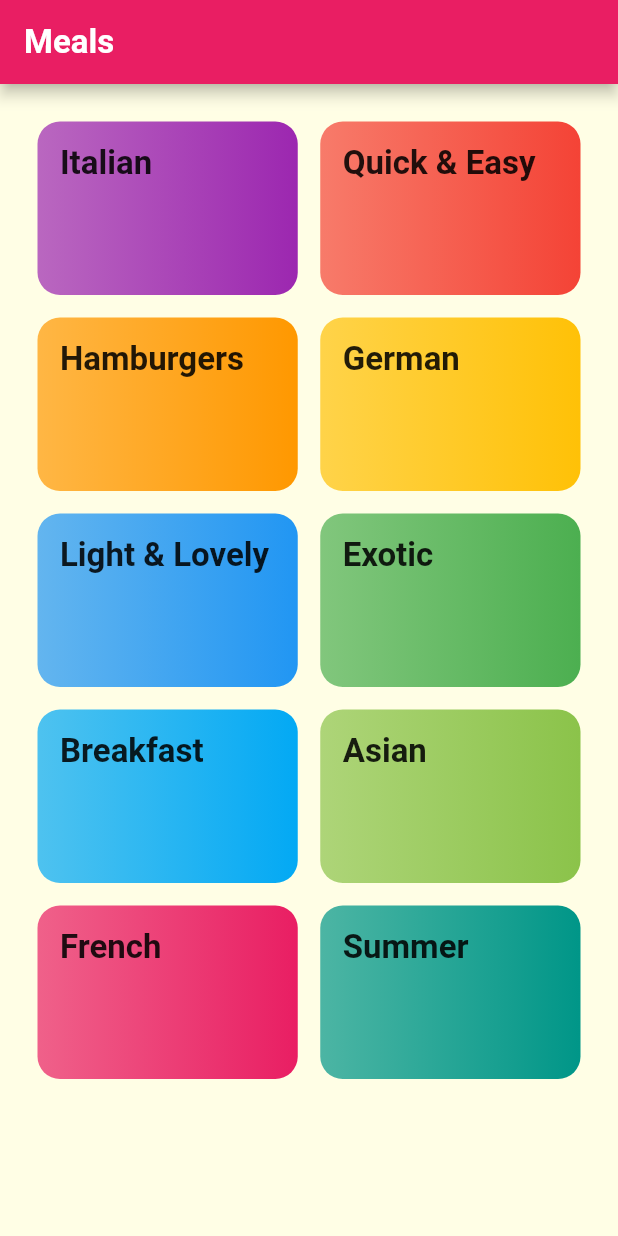
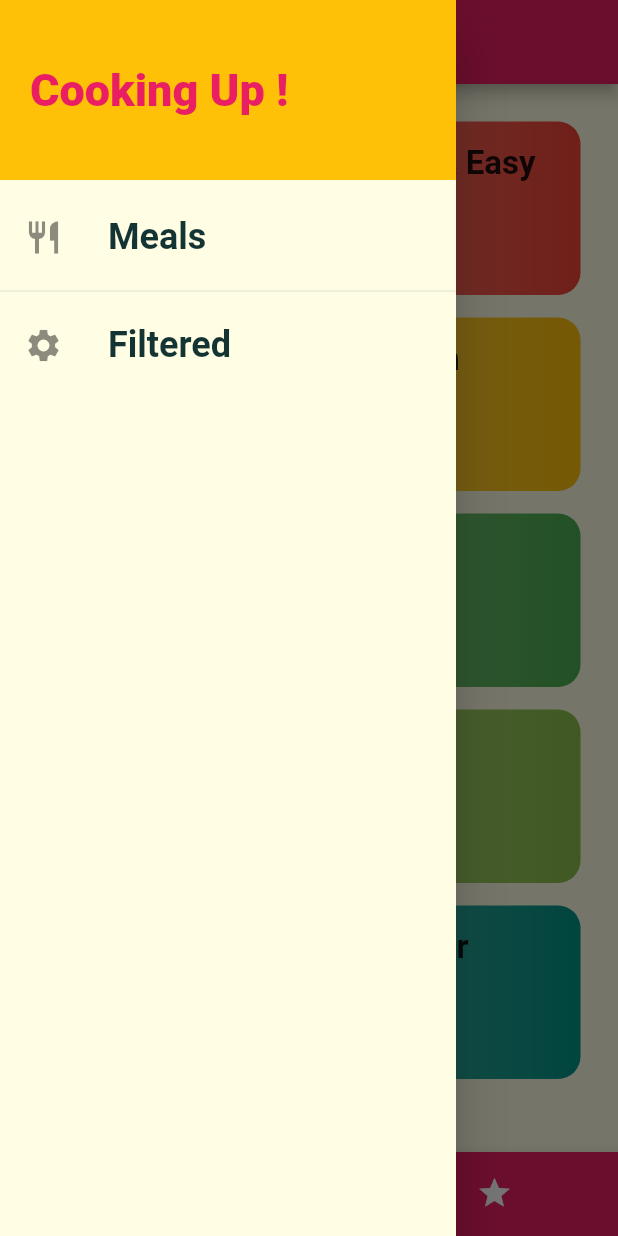
Before and after one commit to AljuCodes/deli_meals, a Flutter app: the screen it shows after launch, with the side drawer open (before the commit the screen has no drawer), on a phone screen of 412 x 824 dp. Run offline on Flutter 3.47's test engine with Material 2 defaults, Android fonts, the phone set to English and light mode, and no system bars; Roboto replaces fonts that are missing (RobotoCondensed).

Commit message:
tab bar ,drawer and delete button added

```diff
--- a/lib/main.dart
+++ b/lib/main.dart
@@ -1,6 +1,8 @@
 import 'package:deli_meals/screens/categories_screen.dart';
 import 'package:deli_meals/screens/category_meals_screen.dart';
+import 'package:deli_meals/screens/filtered_screen.dart';
 import 'package:deli_meals/screens/meal_detail_screen.dart';
+import 'package:deli_meals/screens/tab_screen.dart';
 import 'package:flutter/material.dart';
 
 void main() {
@@ -35,13 +37,16 @@ class MyApp extends StatelessWidget {
       ),
       // home: const CategoriesScreen(),
       routes: {
-        '/': (ctx) => const CategoriesScreen(),
+        '/': (ctx) => const TabsScreen(),
+        CategoriesScreen.routeName: (ctx) => const CategoriesScreen(),
         CategoryMealsScreen.routeName: (ctx) => const CategoryMealsScreen(),
         MealDetailScreen.routeName: (ctx) => const MealDetailScreen(),
+        FiltersScreen.routeName: (ctx) => const FiltersScreen(),
+        TabsScreen.routeName: (ctx) => const TabsScreen()
       },
       onGenerateRoute: (settings) {
         // ignore: avoid_print
-        print(settings.arguments);
+        // print(settings.arguments);
       },
       onUnknownRoute: (settings) {
         return MaterialPageRoute(builder: (ctx) => const CategoriesScreen());
--- a/lib/screens/categories_screen.dart
+++ b/lib/screens/categories_screen.dart
@@ -3,15 +3,12 @@ import 'package:deli_meals/widget/category_item.dart';
 import 'package:flutter/material.dart';
 
 class CategoriesScreen extends StatelessWidget {
+  static const routeName = '/categories';
   const CategoriesScreen({Key? key}) : super(key: key);
 
   @override
   Widget build(BuildContext context) {
-    return Scaffold(
-      appBar: AppBar(
-        title: const Text("Meals"),
-      ),
-      body: GridView(
+    return GridView(
       padding: const EdgeInsets.all(25),
       children: DUMMY_CATEGORIES
           .map((e) => CategoryItem(title: e.title, color: e.color, id: e.id))
@@ -22,7 +19,6 @@ class CategoriesScreen extends StatelessWidget {
         crossAxisSpacing: 15,
         mainAxisSpacing: 15,
       ),
-      ),
     );
   }
 }
--- a/lib/screens/meal_detail_screen.dart
+++ b/lib/screens/meal_detail_screen.dart
@@ -113,7 +113,10 @@ class MealDetailScreen extends StatelessWidget {
                 );
               },
               itemCount: selectedMeal.steps.length,
-            ))
+            )),
+            FloatingActionButton(onPressed: () {
+              return Navigator.of(context).pop(mealId);
+            }),
           ],
         ),
       ),
--- /dev/null
+++ b/lib/screens/tab_screen.dart
@@ -0,0 +1,66 @@
+import 'package:deli_meals/screens/categories_screen.dart';
+import 'package:deli_meals/screens/favorites_screen.dart';
+import 'package:deli_meals/widget/main_drawer.dart';
+import 'package:flutter/material.dart';
+
+class TabsScreen extends StatefulWidget {
+  static const routeName = '/tabScreen';
+  const TabsScreen({Key? key}) : super(key: key);
+
+  @override
+  State<TabsScreen> createState() => _TabsScreenState();
+}
+
+class _TabsScreenState extends State<TabsScreen> {
+  final List<Map<String, dynamic>> _pages = [
+    {
+      'page': CategoriesScreen(),
+      'title': 'Categories',
+    },
+    {
+      'page': FavoritesScreen(),
+      'title': 'Your Favorite',
+    },
+  ];
+
+  int _selectedPageIndex = 0;
+
+  void _selectePage(int index) {
+    setState(() {
+      _selectedPageIndex = index;
+    });
+  }
+
+  @override
+  Widget build(BuildContext context) {
+    return Scaffold(
+      drawer: MainDrawer(),
+      appBar: AppBar(
+        title: Text(
+          _pages[_selectedPageIndex]['title'],
+          style: TextStyle(color: Colors.white, fontWeight: FontWeight.w600),
+        ),
+      ),
+      body: _pages[_selectedPageIndex]['page'],
+      bottomNavigationBar: BottomNavigationBar(
+          onTap: _selectePage,
+          backgroundColor: Theme.of(context).primaryColor,
+          unselectedItemColor: Colors.white,
+          selectedItemColor: Theme.of(context).colorScheme.secondary,
+          currentIndex: _selectedPageIndex,
+          type: BottomNavigationBarType.shifting,
+          items: [
+            BottomNavigationBarItem(
+              backgroundColor: Theme.of(context).primaryColor,
+              icon: Icon(Icons.category),
+              label: 'Categories',
+            ),
+            BottomNavigationBarItem(
+              backgroundColor: Theme.of(context).primaryColor,
+              icon: Icon(Icons.star),
+              label: 'Favourite',
+            )
+          ]),
+    );
+  }
+}
--- a/lib/widget/category_item.dart
+++ b/lib/widget/category_item.dart
@@ -6,8 +6,7 @@ class CategoryItem extends StatelessWidget {
   final Color color;
   final String id;
   // ignore: use_key_in_widget_constructors
-  const CategoryItem(
-      {required this.title, required this.color, required this.id});
+  CategoryItem({required this.title, required this.color, required this.id});
 
   void selectCategory(BuildContext ctx) {
     Navigator.of(ctx).pushNamed(CategoryMealsScreen.routeName,
--- /dev/null
+++ b/lib/widget/main_drawer.dart
@@ -0,0 +1,58 @@
+import 'package:deli_meals/screens/categories_screen.dart';
+import 'package:deli_meals/screens/category_meals_screen.dart';
+import 'package:deli_meals/screens/filtered_screen.dart';
+import 'package:deli_meals/screens/tab_screen.dart';
+import 'package:flutter/material.dart';
+
+class MainDrawer extends StatelessWidget {
+  Widget buildListTile(String title, IconData icon, dynamic onTapHandler) {
+    return ListTile(
+      leading: Icon(
+        icon,
+        size: 26,
+      ),
+      title: Text(
+        title,
+        style: TextStyle(
+            fontFamily: 'RobotoCondensed',
+            fontSize: 24,
+            fontWeight: FontWeight.bold),
+      ),
+      onTap: onTapHandler,
+    );
+  }
+
+  @override
+  Widget build(BuildContext context) {
+    return Drawer(
+      child: Column(
+        children: [
+          Container(
+            height: 120,
+            width: double.infinity,
+            padding: EdgeInsets.all(20),
+            alignment: Alignment.centerLeft,
+            color: Theme.of(context).colorScheme.secondary,
+            child: Text(
+              'Cooking Up !',
+              style: TextStyle(
+                  fontWeight: FontWeight.w900,
+                  fontSize: 30,
+                  color: Theme.of(context).primaryColor),
+            ),
+          ),
+          SizedBox(height: 10),
+          buildListTile("Meals", Icons.restaurant, () {
+            Navigator.of(context).pushReplacementNamed(TabsScreen.routeName);
+          }),
+          Divider(),
+          buildListTile("Filtered", Icons.settings, () {
+            Navigator.of(context).pushReplacementNamed(
+              FiltersScreen.routeName,
+            );
+          }),
+        ],
+      ),
+    );
+  }
+}
```
Also changed, not shown: lib/screens/category_meals_screen.dart (+47 -23 lines), lib/screens/favorites_screen.dart (added, +10 -0 lines), lib/screens/filtered_screen.dart (added, +22 -0 lines), lib/widget/meal_item.dart (+10 -1 lines). Lines whose indentation alone changed are shown as unchanged.
